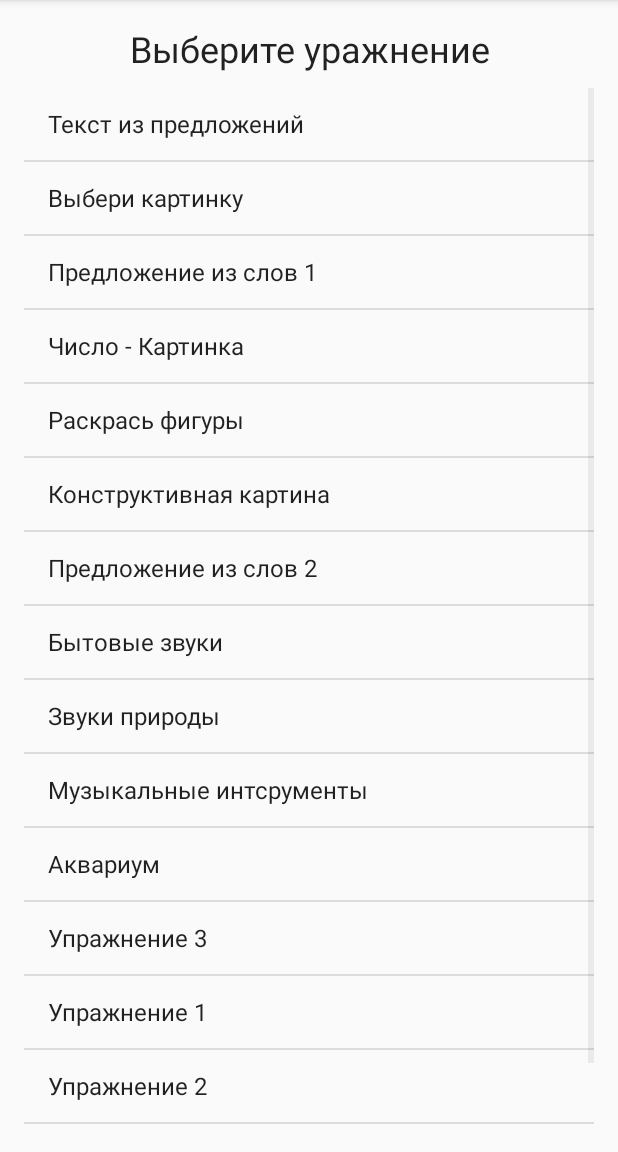
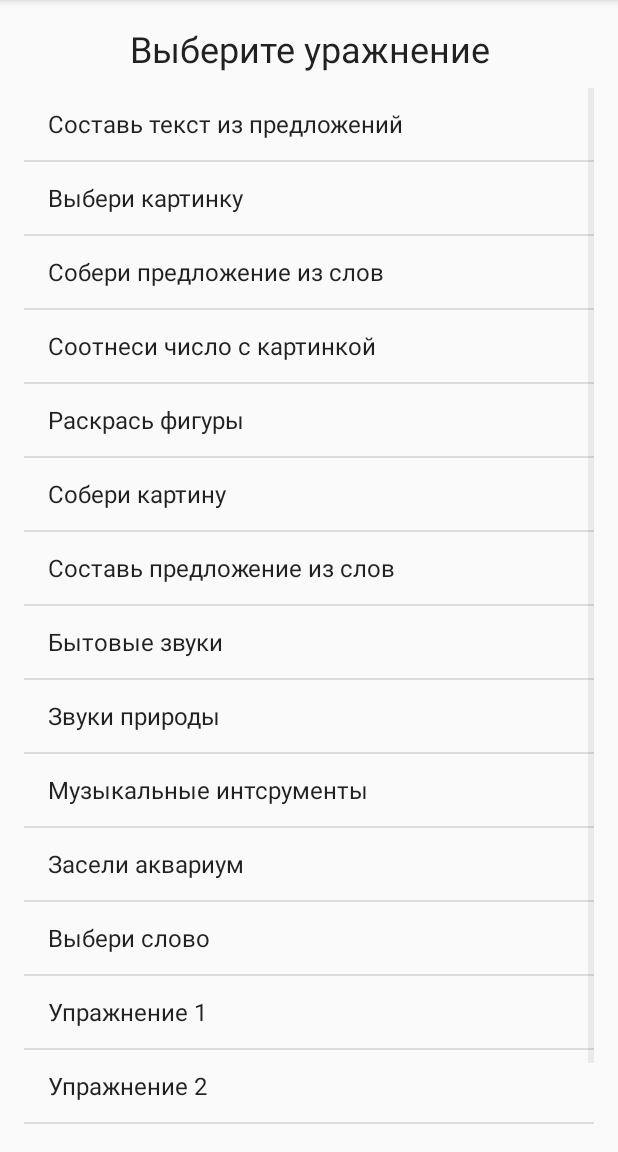
Before and after one commit to vasileuskivadzim/DashkaApp, an Android app: the ChooseExerciseActivity screen opened directly, with no data from a screen before it, on a phone screen of 412 x 824 dp, the part 84-1236 px from its top. Run offline under Robolectric (Android 15) with nearby library versions, the phone set to English and light mode, and no system bars.

Commit message:
Rename exercises

```diff
--- a/app/src/main/java/com/dashkasystems/testapp1/ChooseExerciseActivity.java
+++ b/app/src/main/java/com/dashkasystems/testapp1/ChooseExerciseActivity.java
@@ -13,10 +13,10 @@ import com.dashkasystems.testapp1.Aquarium.Aquarium;
 
 public class ChooseExerciseActivity extends AppCompatActivity implements AdapterView.OnItemClickListener {
 
-    protected String[] exercises = {"Текст из предложений", "Выбери картинку", "Предложение из слов 1",
-            "Число - Картинка", "Раскрась фигуры", "Конструктивная картина",
-            "Предложение из слов 2", "Бытовые звуки", "Звуки природы",
-            "Музыкальные интсрументы", "Аквариум", "Упражнение 3",
+    protected String[] exercises = {"Составь текст из предложений", "Выбери картинку", "Собери предложение из слов",
+            "Соотнеси число с картинкой", "Раскрась фигуры", "Собери картину",
+            "Составь предложение из слов", "Бытовые звуки", "Звуки природы",
+            "Музыкальные интсрументы", "Засели аквариум", "Выбери слово",
             "Упражнение 1", "Упражнение 2", "Упражнение 3"};
 
     @Override
```
